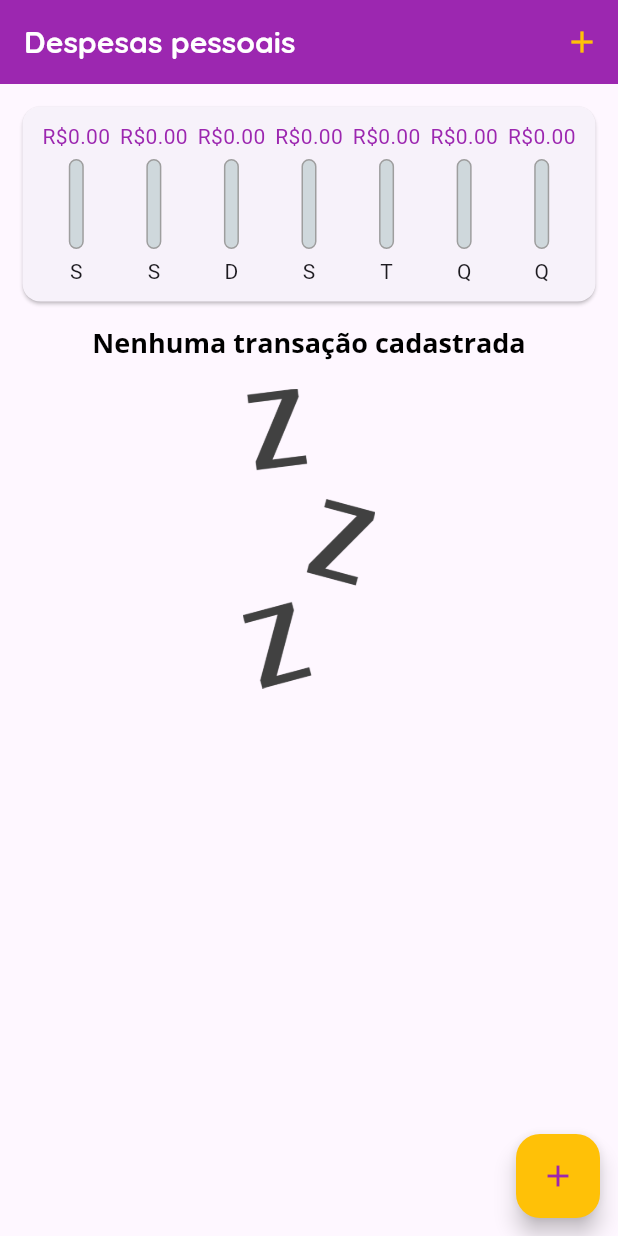
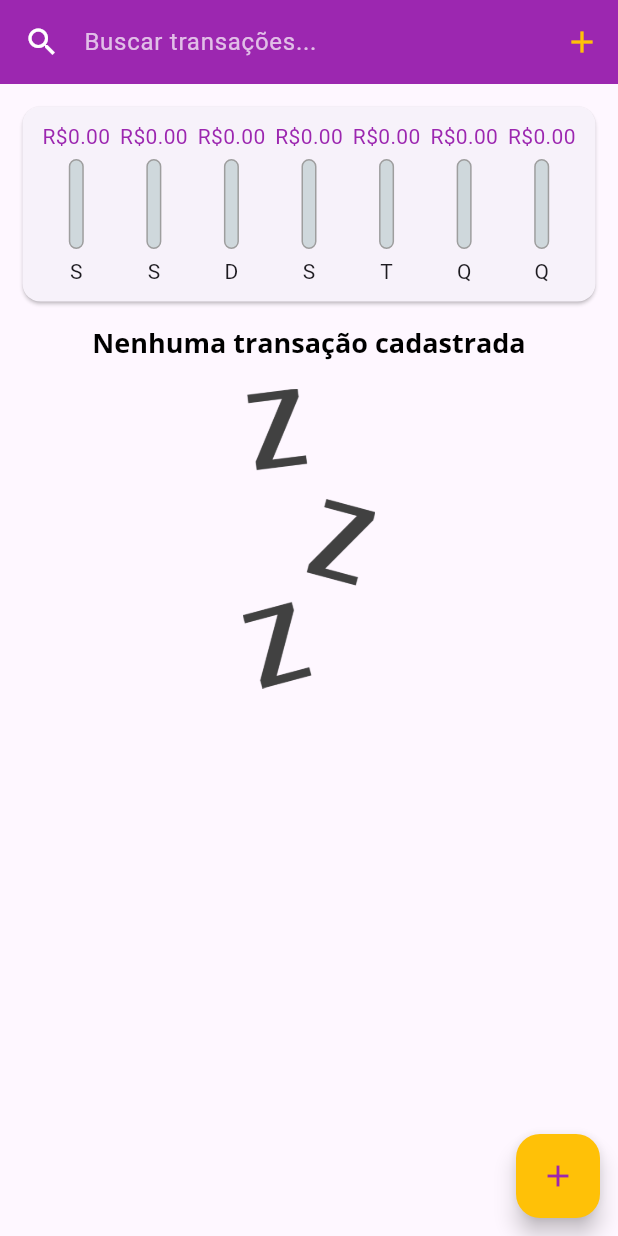
Before and after one commit to iratuan/despesas_app, a Flutter app: the screen it shows after launch, on a phone screen of 412 x 824 dp. Run offline on Flutter 3.47's test engine with Material 3 defaults, Android fonts, the phone set to English and light mode, and no system bars; our stand-ins replace sqflite; accounts and stored records are empty.

Commit message:
Inclusão da barra de pesquisa

```diff
--- a/lib/main.dart
+++ b/lib/main.dart
@@ -2,9 +2,9 @@ import 'package:flutter/material.dart';
 import 'package:flutter_localizations/flutter_localizations.dart';
 import 'dart:math';
 
+
 import 'componets/chat.dart';
 import 'componets/transaction_form.dart';
-
 import 'componets/transaction_list.dart';
 import 'models/my_transaction.dart';
 import 'services/transaction_db.dart';
@@ -62,9 +62,9 @@ class MyHomePage extends StatefulWidget {
 }
 
 class _MyHomePageState extends State<MyHomePage> {
-
   List<MyTransaction> _transactions = [];
-
+  List<MyTransaction> _filteredTransactions = [];
+  String _searchQuery = '';
 
   @override
   void initState() {
@@ -76,6 +76,7 @@ class _MyHomePageState extends State<MyHomePage> {
     final data = await TransactionDataBase.instance.getTransactions();
     setState(() {
       _transactions = data;
+      _filteredTransactions = data; // Inicialmente sem filtro
     });
   }
 
@@ -105,13 +106,36 @@ class _MyHomePageState extends State<MyHomePage> {
         });
   }
 
+  // Filtra a lista de transações com base na busca
+  void _filterTransactions(String query) {
+    final filtered = _transactions.where((transaction) {
+      final titleLower = transaction.title.toLowerCase();
+      final searchLower = query.toLowerCase();
+      return titleLower.contains(searchLower); // Filtra pelo título
+    }).toList();
 
+    setState(() {
+      _searchQuery = query;
+      _filteredTransactions = filtered;
+    });
+  }
 
   @override
   Widget build(BuildContext context) {
     return Scaffold(
       appBar: AppBar(
-        title: const Text("Despesas pessoais"),
+        title: TextField(
+          onChanged: (value) {
+            _filterTransactions(value); // Atualiza a busca
+          },
+          decoration: const InputDecoration(
+            hintText: 'Buscar transações...',
+            border: InputBorder.none,
+            hintStyle: TextStyle(color: Colors.white70),
+            icon: Icon(Icons.search, color: Colors.white),
+          ),
+          style: const TextStyle(color: Colors.white),
+        ),
         backgroundColor: Theme.of(context).colorScheme.primary,
         actions: [
           IconButton(
@@ -125,9 +149,9 @@ class _MyHomePageState extends State<MyHomePage> {
         child: Column(
           crossAxisAlignment: CrossAxisAlignment.stretch,
           children: <Widget>[
-            Chart(_transactions),
+            Chart(_filteredTransactions), // Usa a lista filtrada
             TransactionList(
-              transactions: _transactions,
+              transactions: _filteredTransactions, // Usa a lista filtrada
               onRemove: _removeTransaction,
             ),
           ],
```
